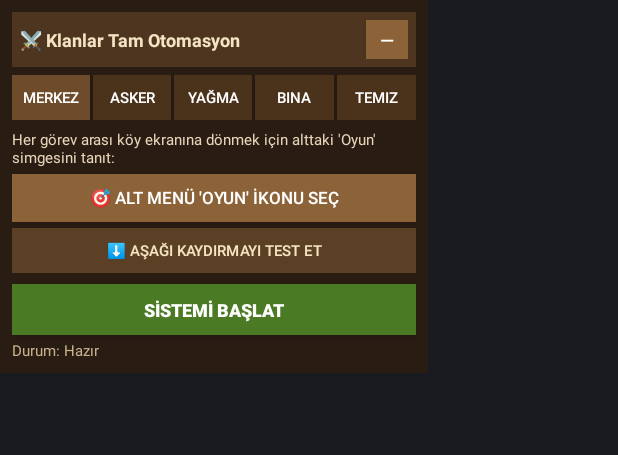
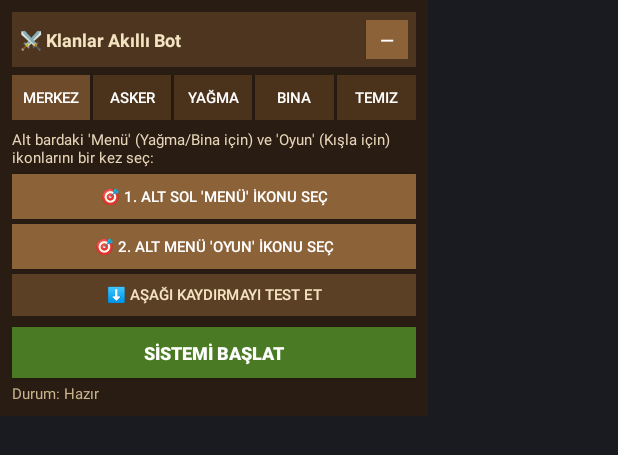
Before and after one commit to EgeDuhan/klanlar-yardimcisi, an Android app: the layout overlay_panel.xml on its own in the app's theme, with its tools: preview values and no code run, on a phone screen of 412 x 824 dp. Shown: the top 455 px of the screen. Run offline under Robolectric (Android 15) with nearby library versions, the phone set to English and light mode, and no system bars.

Commit message:
Update overlay_panel.xml

```diff
--- a/app/src/main/res/layout/overlay_panel.xml
+++ b/app/src/main/res/layout/overlay_panel.xml
@@ -36,7 +36,7 @@
                 android:layout_width="0dp"
                 android:layout_height="wrap_content"
                 android:layout_weight="1"
-                android:text="⚔️ Klanlar Tam Otomasyon"
+                android:text="⚔️ Klanlar Akıllı Bot"
                 android:textColor="#F4E4C1"
                 android:textSize="12sp"
                 android:textStyle="bold" />
@@ -131,25 +131,35 @@
             <TextView
                 android:layout_width="match_parent"
                 android:layout_height="wrap_content"
-                android:text="Her görev arası köy ekranına dönmek için alttaki 'Oyun' simgesini tanıt:"
+                android:text="Alt bardaki 'Menü' (Yağma/Bina için) ve 'Oyun' (Kışla için) ikonlarını bir kez seç:"
                 android:textColor="#E6D5B8"
+                android:textSize="10sp" />
+
+            <Button
+                android:id="@+id/btnNoktaMenu"
+                android:layout_width="match_parent"
+                android:layout_height="30dp"
+                android:layout_marginTop="4dp"
+                android:background="#8C6239"
+                android:text="🎯 1. Alt Sol 'Menü' İkonu Seç"
+                android:textColor="#FFF"
                 android:textSize="10sp" />
 
             <Button
                 android:id="@+id/btnNoktaOyun"
                 android:layout_width="match_parent"
-                android:layout_height="32dp"
-                android:layout_marginTop="4dp"
+                android:layout_height="30dp"
+                android:layout_marginTop="3dp"
                 android:background="#8C6239"
-                android:text="🎯 Alt Menü 'Oyun' İkonu Seç"
+                android:text="🎯 2. Alt Menü 'Oyun' İkonu Seç"
                 android:textColor="#FFF"
-                android:textSize="11sp" />
+                android:textSize="10sp" />
 
             <Button
                 android:id="@+id/btnTestKaydir"
                 android:layout_width="match_parent"
-                android:layout_height="30dp"
-                android:layout_marginTop="4dp"
+                android:layout_height="28dp"
+                android:layout_marginTop="3dp"
                 android:background="#5C4026"
                 android:text="⬇️ Aşağı Kaydırmayı Test Et"
                 android:textColor="#F4E4C1"
@@ -214,38 +224,36 @@
                     android:textSize="11sp" />
             </LinearLayout>
 
-            <Button
-                android:id="@+id/btnNoktaKisla"
+            <TextView
                 android:layout_width="match_parent"
-                android:layout_height="29dp"
-                android:layout_marginTop="3dp"
-                android:background="#8C6239"
-                android:text="🎯 1. Köydeki Kışla Binasını Seç"
-                android:textColor="#FFF"
-                android:textSize="10sp" />
+                android:layout_height="wrap_content"
+                android:layout_marginTop="2dp"
+                android:text="Kışla 'Oyun' listesinden otomatik açılır. Kışla içindeki 2 noktayı seç:"
+                android:textColor="#C9B38C"
+                android:textSize="9sp" />
 
             <Button
                 android:id="@+id/btnNoktaMizrakKutu"
                 android:layout_width="match_parent"
-                android:layout_height="29dp"
+                android:layout_height="30dp"
                 android:layout_marginTop="3dp"
                 android:background="#8C6239"
-                android:text="🎯 2. Mızrakçı Adet Kutusunu Seç"
+                android:text="🎯 1. Mızrakçı Adet Kutusunu Seç"
                 android:textColor="#FFF"
                 android:textSize="10sp" />
 
             <Button
                 android:id="@+id/btnNoktaEgit1"
                 android:layout_width="match_parent"
-                android:layout_height="29dp"
+                android:layout_height="30dp"
                 android:layout_marginTop="3dp"
                 android:background="#8C6239"
-                android:text="🎯 3. 'Eğit' Butonunu Seç"
+                android:text="🎯 2. 'Eğit' Butonunu Seç"
                 android:textColor="#FFF"
                 android:textSize="10sp" />
         </LinearLayout>
 
-        <!-- 3. SEKME: YAĞMA ASİSTANI -->
+        <!-- 3. SEKME: YAĞMA ASİSTANI (MENÜ İÇİNDEN OTOMATİK AÇILIR) -->
         <LinearLayout
             android:id="@+id/layoutYagma"
             android:layout_width="match_parent"
@@ -318,23 +326,21 @@
                     android:textSize="11sp" />
             </LinearLayout>
 
-            <Button
-                android:id="@+id/btnNoktaYagmaAc"
+            <TextView
                 android:layout_width="match_parent"
-                android:layout_height="30dp"
-                android:layout_marginTop="3dp"
-                android:background="#8C6239"
-                android:text="🎯 1. Yağma Asistanı Simgesini Seç"
-                android:textColor="#FFF"
-                android:textSize="10sp" />
+                android:layout_height="wrap_content"
+                android:layout_marginTop="2dp"
+                android:text="Menü ➔ Yağma Asistanı otomatik açılır. Sadece 'A' butonunu seç:"
+                android:textColor="#C9B38C"
+                android:textSize="9sp" />
 
             <Button
                 android:id="@+id/btnNoktaYagmaA"
                 android:layout_width="match_parent"
-                android:layout_height="30dp"
-                android:layout_marginTop="3dp"
+                android:layout_height="32dp"
+                android:layout_marginTop="4dp"
                 android:background="#8C6239"
-                android:text="🎯 2. Yağma 'A' Butonunu Seç"
+                android:text="🎯 Yağma 'A' Butonunu Seç"
                 android:textColor="#FFF"
                 android:textSize="10sp" />
         </LinearLayout>
@@ -380,20 +386,10 @@
                     android:textSize="11sp" />
             </LinearLayout>
 
-            <Button
-                android:id="@+id/btnNoktaAnaBina"
-                android:layout_width="match_parent"
-                android:layout_height="28dp"
-                android:layout_marginTop="2dp"
-                android:background="#8C6239"
-                android:text="🎯 Köydeki Ana Binayı Seç"
-                android:textColor="#FFF"
-                android:textSize="10sp" />
-
             <LinearLayout
                 android:layout_width="match_parent"
                 android:layout_height="wrap_content"
-                android:layout_marginTop="4dp"
+                android:layout_marginTop="3dp"
                 android:gravity="center_vertical"
                 android:orientation="horizontal">
 
@@ -467,7 +463,7 @@
 
             <ScrollView
                 android:layout_width="match_parent"
-                android:layout_height="56dp"
+                android:layout_height="62dp"
                 android:layout_marginTop="4dp"
                 android:background="#3B2716"
                 android:padding="4dp">
@@ -534,33 +530,21 @@
                     android:textSize="11sp" />
             </LinearLayout>
 
-            <Button
-                android:id="@+id/btnNoktaIctima"
+            <TextView
                 android:layout_width="match_parent"
-                android:layout_height="28dp"
+                android:layout_height="wrap_content"
                 android:layout_marginTop="2dp"
-                android:background="#8C6239"
-                android:text="🎯 1. İçtima Meydanı Seç"
-                android:textColor="#FFF"
-                android:textSize="10sp" />
-
-            <Button
-                android:id="@+id/btnNoktaTemizlikSekme"
-                android:layout_width="match_parent"
-                android:layout_height="28dp"
-                android:layout_marginTop="2dp"
-                android:background="#8C6239"
-                android:text="🎯 2. 'Temizlik' Sekmesini Seç"
-                android:textColor="#FFF"
-                android:textSize="10sp" />
+                android:text="Menü ➔ İçtima Meydanı ➔ Temizlik otomatik açılır:"
+                android:textColor="#C9B38C"
+                android:textSize="9sp" />
 
             <Button
                 android:id="@+id/btnNoktaTemizlikBaslat"
                 android:layout_width="match_parent"
-                android:layout_height="28dp"
-                android:layout_marginTop="2dp"
+                android:layout_height="30dp"
+                android:layout_marginTop="4dp"
                 android:background="#8C6239"
-                android:text="🎯 3. 'Başlat' Butonunu Seç"
+                android:text="🎯 Temizlik 'Başlat' Butonunu Seç"
                 android:textColor="#FFF"
                 android:textSize="10sp" />
         </LinearLayout>
```
